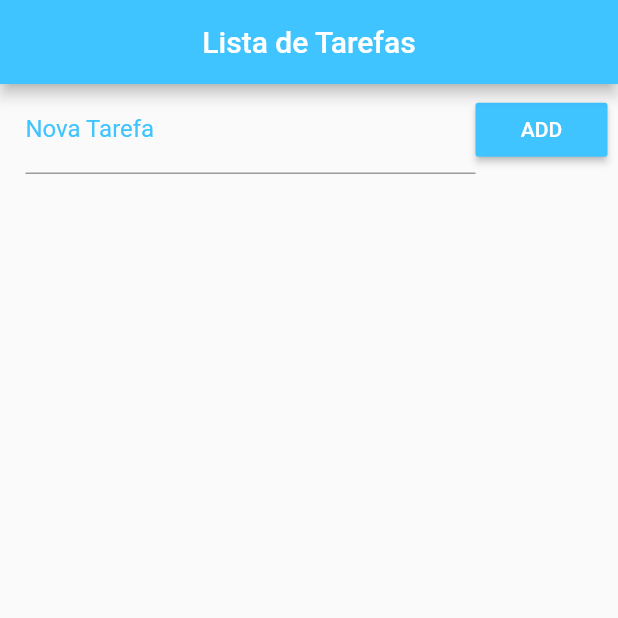
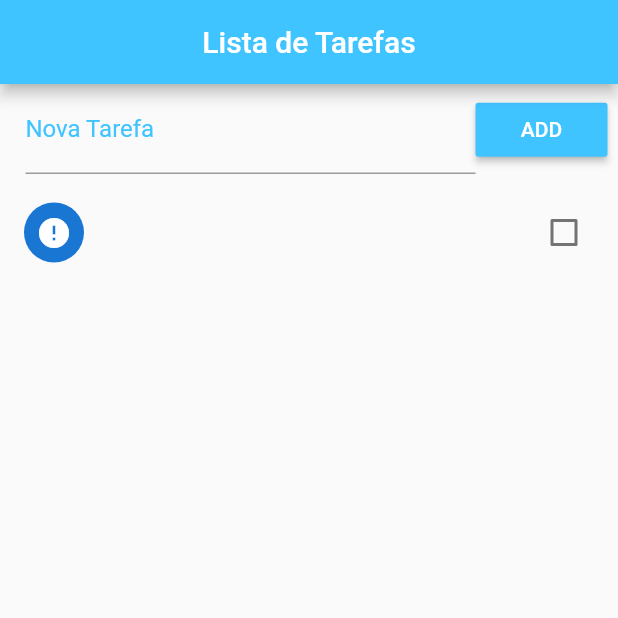
Before and after one commit to Fernando-Braulio/ListaTarefas, a Flutter app: the screen it shows after launch, after a tap on "ADD", on a phone screen of 412 x 824 dp, the top half of it. Run offline on Flutter 3.47's test engine with Material 2 defaults, Android fonts, the light colour scheme and no system bars.

Commit message:
CRIANDO LAYOUT DA LIST E INSERIR DADOS NA LISTA

```diff
--- a/lib/main.dart
+++ b/lib/main.dart
@@ -16,7 +16,19 @@ class Home extends StatefulWidget {
 }
 
 class _HomeState extends State<Home> {
+  final _toDoController = TextEditingController();
+
   List _toDoList = [];
+
+  void _addToDo() {
+    setState(() {
+      Map<String, dynamic> newTodo = Map();
+      newTodo["title"] = _toDoController.text;
+      _toDoController.text = "";
+      newTodo["ok"] = false;
+      _toDoList.add(newTodo);
+    });
+  }
 
   @override
   Widget build(BuildContext context) {
@@ -34,6 +46,7 @@ class _HomeState extends State<Home> {
               children: <Widget>[
                 Expanded(
                   child: TextField(
+                    controller: _toDoController,
                     decoration: InputDecoration(
                         labelText: "Nova Tarefa",
                         labelStyle: TextStyle(color: Colors.lightBlueAccent)),
@@ -43,10 +56,30 @@ class _HomeState extends State<Home> {
                     color: Colors.lightBlueAccent,
                     child: Text("ADD"),
                     textColor: Colors.white,
-                    onPressed: () {})
+                    onPressed: _addToDo)
               ],
             ),
-          )
+          ),
+          Expanded(
+            child: ListView.builder(
+                padding: EdgeInsets.only(top: 10.0),
+                itemCount: _toDoList.length,
+                itemBuilder: (context, index) {
+                  return CheckboxListTile(
+                    title: Text(_toDoList[index]["title"]),
+                    value: _toDoList[index]["ok"],
+                    secondary: CircleAvatar(
+                      child: Icon(
+                          _toDoList[index]["ok"] ? Icons.check : Icons.error),
+                    ),
+                    onChanged: (click) {
+                      setState(() {
+                        _toDoList[index]["ok"] = click;
+                      });
+                    },
+                  );
+                }),
+          ),
         ],
       ),
     );
```
